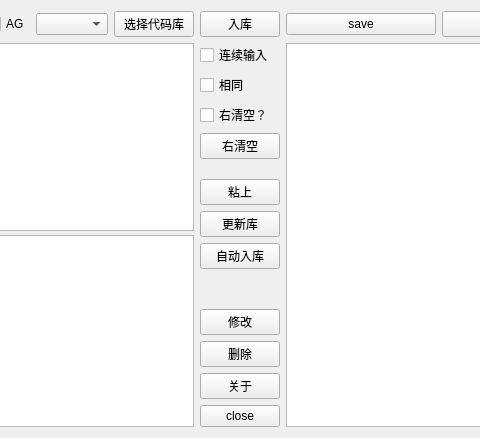
Old version of the form auto_c_code/autoccode.ui in the repository yjduoduo/auto_c_code; both pictures show x 333 to 813 and y 0 to 438 of the 936 by 438 pixel window.
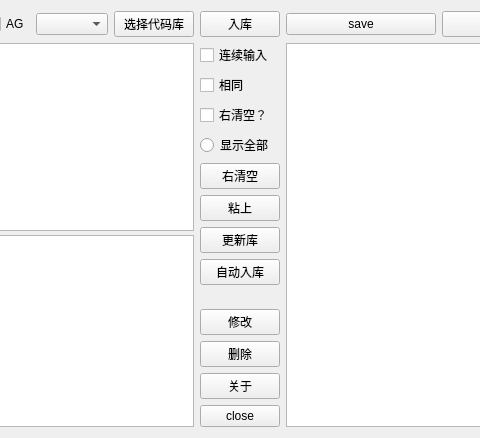
New version of the form.

Commit message: 添加debug,mysql,sqlite3,debug数据库 优化显示内容，默认显示100条，加快查询显示速度

Patch:
```diff
--- a/auto_c_code/autoccode.ui
+++ b/auto_c_code/autoccode.ui
@@ -127,6 +127,13 @@
          </property>
         </widget>
        </item>
+       <item>
+        <widget class="QRadioButton" name="radioButton_showall">
+         <property name="text">
+          <string>显示全部</string>
+         </property>
+        </widget>
+       </item>
        <item>
         <widget class="QPushButton" name="rightclear_btn">
          <property name="text">
```
The commit also changes 29 other files.
